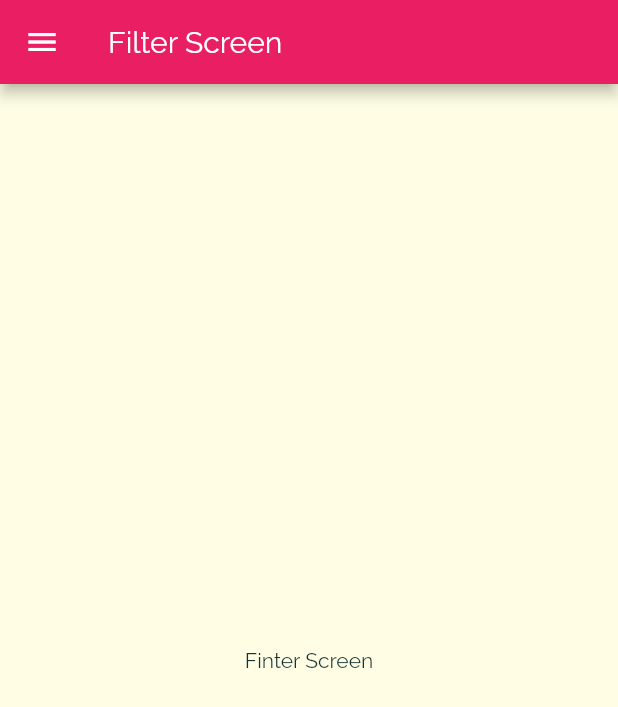
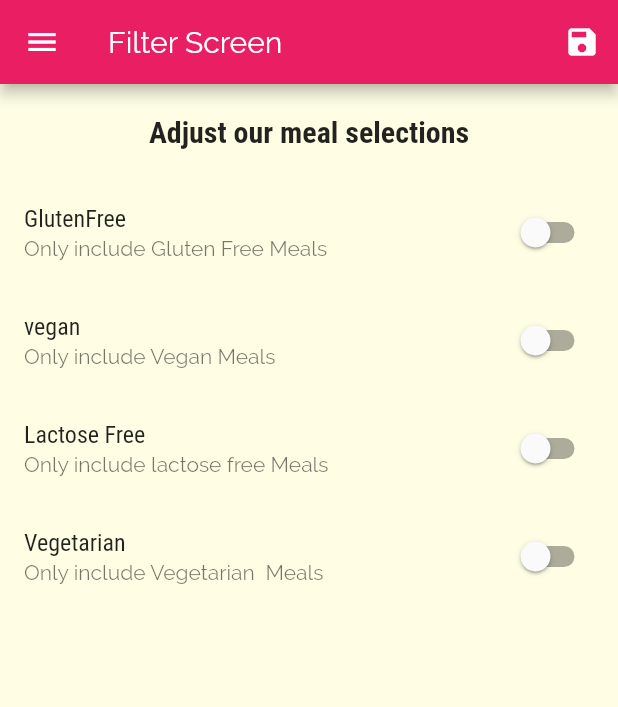
Before and after one commit to sadid369/meal_app2, a Flutter app: the FilterScreen screen opened by its route, on a phone screen of 412 x 824 dp. Shown: the top 707 px of the screen. Run offline on Flutter 3.47's test engine with Material 2 defaults, Android fonts, the phone set to English and light mode, and no system bars.

Commit message:
day 11 completed

```diff
--- a/lib/main.dart
+++ b/lib/main.dart
@@ -1,16 +1,73 @@
 import 'package:flutter/material.dart';
+import 'package:meal_app2/dummy_data.dart';
 import 'package:meal_app2/screen/categories_screen.dart';
 import 'package:meal_app2/screen/categoryMealScreen.dart';
 import 'package:meal_app2/screen/filters_screen.dart';
 import 'package:meal_app2/screen/meal_details_screen.dart';
 import 'package:meal_app2/screen/tabs_screen.dart';
 
+import 'models/meal.dart';
+
 void main() {
   runApp(MyApp());
 }
 
-class MyApp extends StatelessWidget {
+class MyApp extends StatefulWidget {
   // This widget is the root of your application.
+  @override
+  _MyAppState createState() => _MyAppState();
+}
+
+class _MyAppState extends State<MyApp> {
+  Map<String, bool> _filter = {
+    'gluten': false,
+    'lactose': false,
+    'vegan': false,
+    'vegetarian': false,
+  };
+  List<Meal> _availableMeals = DUMMY_MEALS;
+  List<Meal> _favoriteMeals = [];
+
+  void _setFilters(Map<String, bool> filterData) {
+    setState(() {
+      _filter = filterData;
+      _availableMeals = DUMMY_MEALS.where((meal) {
+        if (_filter['gluten'] == true && meal.isGlutenFree == false) {
+          return false;
+        }
+        if (_filter['lactose'] == true && meal.isLactoseFree == false) {
+          return false;
+        }
+        if (_filter['vegan'] == true && meal.isVegan == false) {
+          return false;
+        }
+        if (_filter['vegetarian'] == true && meal.isVegetarian == false) {
+          return false;
+        }
+        return true;
+      }).toList();
+    });
+  }
+
+  void _toggleFavorite(String mealId) {
+    final existingIndex = _favoriteMeals.indexWhere((meal) {
+      return meal.id == mealId;
+    });
+    if (existingIndex >= 0) {
+      setState(() {
+        _favoriteMeals.removeAt(existingIndex);
+      });
+    } else {
+      setState(() {
+        _favoriteMeals.add(DUMMY_MEALS.firstWhere((meal) => meal.id == mealId));
+      });
+    }
+  }
+
+  bool _isMealFavorite(String id) {
+    return _favoriteMeals.any((meal) => meal.id == id);
+  }
+
   @override
   Widget build(BuildContext context) {
     return MaterialApp(
@@ -35,10 +92,16 @@ class MyApp extends StatelessWidget {
             ),
       ),
       routes: {
-        '/': (ctx) => TabsScreen(),
-        CategoryMealScreen.routeName: (ctx) => CategoryMealScreen(),
-        MealDetailsScreen.routeName: (ctx) => MealDetailsScreen(),
-        FilterScreen.routeName: (ctx) => FilterScreen(),
+        '/': (ctx) => TabsScreen(_favoriteMeals),
+        CategoryMealScreen.routeName: (ctx) => CategoryMealScreen(
+              availableMeals: _availableMeals,
+            ),
+        MealDetailsScreen.routeName: (ctx) =>
+            MealDetailsScreen(_toggleFavorite, _isMealFavorite),
+        FilterScreen.routeName: (ctx) => FilterScreen(
+              saveFilter: _setFilters,
+              currentFilters: _filter,
+            ),
       },
       onUnknownRoute: (setting) {
         return MaterialPageRoute(builder: (ctx) => CategoriesScreen());
--- /dev/null
+++ b/lib/practic.dart
@@ -0,0 +1,7 @@
+bool glutenFree = false;
+bool vegetarian = false;
+bool vegan = false;
+bool lactosefree = false;
+void main() {
+  print(glutenFree);
+}
--- a/lib/screen/categoryMealScreen.dart
+++ b/lib/screen/categoryMealScreen.dart
@@ -1,10 +1,16 @@
 import 'package:flutter/material.dart';
+
 import 'package:meal_app2/dummy_data.dart';
 import 'package:meal_app2/models/meal.dart';
 import 'package:meal_app2/widget/meal_item.dart';
 
 class CategoryMealScreen extends StatefulWidget {
   static const routeName = '/category-meal';
+  final List<Meal> availableMeals;
+
+  const CategoryMealScreen({
+    required this.availableMeals,
+  });
 
   @override
   _CategoryMealScreenState createState() => _CategoryMealScreenState();
@@ -25,7 +31,7 @@ class _CategoryMealScreenState extends State<CategoryMealScreen> {
         ModalRoute.of(context)!.settings.arguments as Map<String, String>;
     categoryTitle = routeArgs['title']!;
     final categoryId = routeArgs['id'];
-    displayedMeals = DUMMY_MEALS.where((meal) {
+    displayedMeals = widget.availableMeals.where((meal) {
       return meal.categories.contains(categoryId);
     }).toList();
 
@@ -47,7 +53,6 @@ class _CategoryMealScreenState extends State<CategoryMealScreen> {
         body: ListView.builder(
           itemBuilder: (context, index) {
             return MealItem(
-              removeItem: _removeItem,
               id: displayedMeals[index].id,
               title: displayedMeals[index].title,
               imageUrl: displayedMeals[index].imageUrl,
--- a/lib/screen/filters_screen.dart
+++ b/lib/screen/filters_screen.dart
@@ -1,19 +1,107 @@
 import 'package:flutter/material.dart';
 import 'package:meal_app2/widget/main_drawer.dart';
 
-class FilterScreen extends StatelessWidget {
+class FilterScreen extends StatefulWidget {
   static const routeName = '/filter-screen';
+  final Function saveFilter;
+  final Map<String, bool> currentFilters;
+  FilterScreen({required this.currentFilters, required this.saveFilter});
+
+  @override
+  _FilterScreenState createState() => _FilterScreenState();
+}
+
+class _FilterScreenState extends State<FilterScreen> {
+  bool _glutenFree = false;
+  bool _vegetarian = false;
+  bool _vegan = false;
+  bool _lactosefree = false;
+  @override
+  void initState() {
+    _glutenFree = widget.currentFilters['gluten']!;
+    _vegetarian = widget.currentFilters['vegetarian']!;
+    _vegan = widget.currentFilters['vegan']!;
+    _lactosefree = widget.currentFilters['lactose']!;
+    super.initState();
+  }
+
+  Widget _buildSwitchListTile(
+    String title,
+    String description,
+    bool currentValue,
+    void Function(bool) updateValue,
+  ) {
+    return SwitchListTile(
+      title: Text(title),
+      value: currentValue,
+      subtitle: Text(description),
+      onChanged: updateValue,
+    );
+  }
 
   @override
   Widget build(BuildContext context) {
     return Scaffold(
-      drawer: MainDrawer(),
-      appBar: AppBar(
-        title: Text('Filter Screen'),
-      ),
-      body: Center(
-        child: Text('Finter Screen'),
-      ),
-    );
+        drawer: MainDrawer(),
+        appBar: AppBar(
+          title: Text('Filter Screen'),
+          actions: [
+            IconButton(
+                onPressed: () {
+                  final selectedFilters = {
+                    'gluten': _glutenFree,
+                    'lactose': _lactosefree,
+                    'vegan': _vegan,
+                    'vegetarian': _vegetarian,
+                  };
+                  widget.saveFilter(selectedFilters);
+                },
+                icon: Icon(Icons.save))
+          ],
+        ),
+        body: Column(
+          children: [
+            Container(
+              padding: EdgeInsets.all(20),
+              child: Text(
+                'Adjust our meal selections',
+                style: Theme.of(context).textTheme.title,
+              ),
+            ),
+            Expanded(
+                child: ListView(
+              children: [
+                _buildSwitchListTile(
+                    'GlutenFree', 'Only include Gluten Free Meals', _glutenFree,
+                    (newNalue) {
+                  setState(() {
+                    _glutenFree = newNalue;
+                  });
+                }),
+                _buildSwitchListTile(
+                    'vegan', 'Only include Vegan Meals', _vegan, (newNalue) {
+                  setState(() {
+                    _vegan = newNalue;
+                  });
+                }),
+                _buildSwitchListTile(
+                    'Lactose Free',
+                    'Only include lactose free Meals',
+                    _lactosefree, (newNalue) {
+                  setState(() {
+                    _lactosefree = newNalue;
+                  });
+                }),
+                _buildSwitchListTile(
+                    'Vegetarian', 'Only include Vegetarian  Meals', _vegetarian,
+                    (newNalue) {
+                  setState(() {
+                    _vegetarian = newNalue;
+                  });
+                }),
+              ],
+            ))
+          ],
+        ));
   }
 }
--- a/lib/widget/meal_item.dart
+++ b/lib/widget/meal_item.dart
@@ -10,7 +10,7 @@ class MealItem extends StatelessWidget {
   final int duration;
   final Complexity complexity;
   final Affordability affordability;
-  final Function removeItem;
+
   const MealItem({
     required this.id,
     required this.title,
@@ -18,7 +18,6 @@ class MealItem extends StatelessWidget {
     required this.duration,
     required this.complexity,
     required this.affordability,
-    required this.removeItem,
   });
   String get comlexityText {
     switch (complexity) {
@@ -57,7 +56,7 @@ class MealItem extends StatelessWidget {
     Navigator.of(context)
         .pushNamed(MealDetailsScreen.routeName, arguments: id)
         .then((result) {
-      removeItem(result);
+      //removeItem(result);
     });
   }
 
```
Also changed, not shown: lib/screen/favorite_screen.dart (+23 -3 lines), lib/screen/meal_details_screen.dart (+5 -2 lines), lib/screen/tabs_screen.dart (+12 -3 lines).
